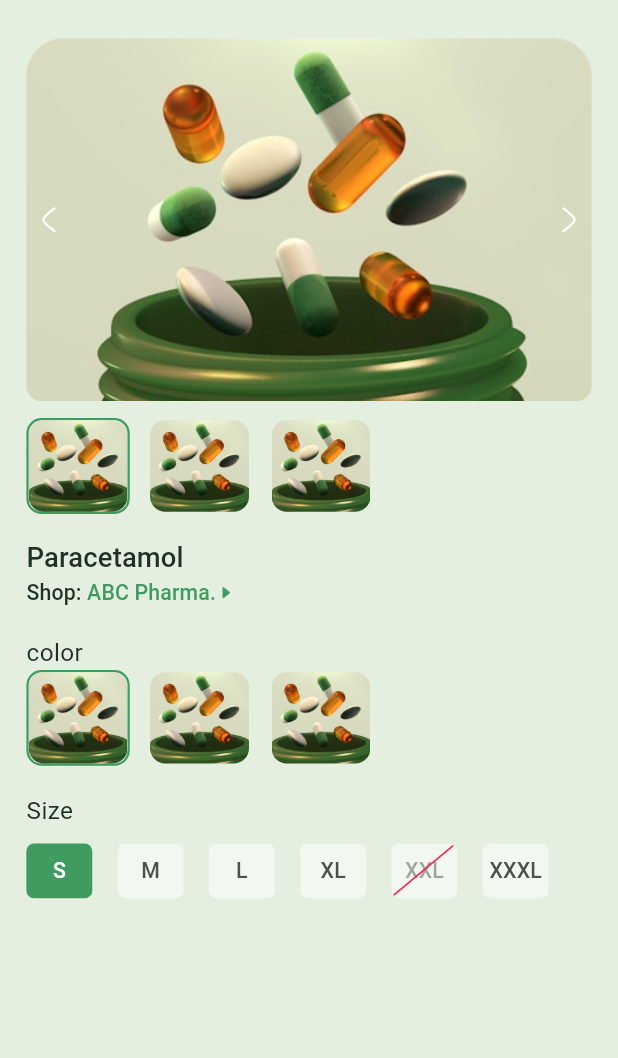
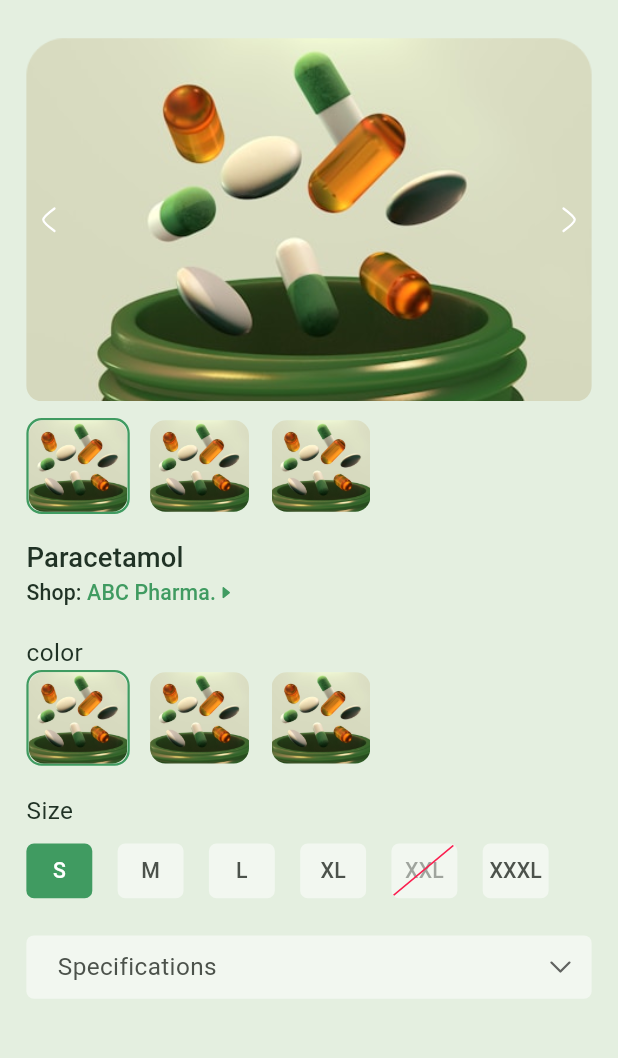
Before and after one commit to safridbhueyan/medical_Strore_App, a Flutter app: the screen it shows after launch, after a tap on "Paracetamol", on a phone screen of 412 x 824 dp, the part 101-1159 px from its top. Run offline on Flutter 3.47's test engine with Material 3 defaults, Android fonts, the phone set to English and light mode, and no system bars; our stand-ins replace connectivity_plus, flutter_screenutil, flutter_svg, fluttertoast, get, google_fonts and 1 more.

Commit message:
animated container

```diff
--- a/lib/core/constant/icons.dart
+++ b/lib/core/constant/icons.dart
@@ -13,4 +13,6 @@ class AppIcons {
   static const String leftArrow = '$iconPath/arrow_left.svg';
   static const String rightArrow = '$iconPath/arrow_right.svg';
   static const String polygon = '$iconPath/Polygon.svg';
+  static const String up = '$iconPath/chevronUP.svg';
+  static const String down = '$iconPath/chevron-down.svg';
 }
--- /dev/null
+++ b/lib/src/features/product_details_screens/controller/expension_controller.dart
@@ -0,0 +1,9 @@
+import 'package:get/get.dart';
+
+class ExpensionController extends GetxController {
+  var isExpanded = false.obs;
+
+  void toggle() {
+    isExpanded.value = !isExpanded.value;
+  }
+}
--- a/lib/src/features/product_details_screens/view/product_details_screen.dart
+++ b/lib/src/features/product_details_screens/view/product_details_screen.dart
@@ -6,7 +6,7 @@ import 'package:medical_store_app/core/constant/icons.dart';
 import 'package:medical_store_app/core/constant/padding.dart';
 import 'package:medical_store_app/core/theme/theme_extension/app_colors.dart';
 import 'package:medical_store_app/src/features/product_details_screens/view/widgets/color_selection_tile.dart';
-import 'package:medical_store_app/src/features/product_details_screens/view/widgets/custom_size_tile.dart';
+import 'package:medical_store_app/src/features/product_details_screens/view/widgets/custom_expension_tile.dart';
 import 'package:medical_store_app/src/features/product_details_screens/view/widgets/row_images.dart';
 import 'package:medical_store_app/src/features/product_details_screens/view/widgets/row_size_tile.dart';
 import 'package:medical_store_app/src/features/product_details_screens/view/widgets/text_title.dart';
@@ -31,6 +31,10 @@ class ProductDetailsScreen extends StatelessWidget {
             SizedBox(height: 40.h),
             Appbar(title: "", onTap: () {}),
             SizedBox(height: 22.h),
+            Expanded(
+              child: SingleChildScrollView(
+                child: Column(
+                  children: [
                     ClipRRect(
                       borderRadius: BorderRadiusGeometry.circular(10.r),
                       child: Stack(
@@ -69,7 +73,9 @@ class ProductDetailsScreen extends StatelessWidget {
                       alignment: Alignment.centerLeft,
                       child: Text(
                         data.name,
-                style: style.titleSmall!.copyWith(color: AppColors.textColor),
+                        style: style.titleSmall!.copyWith(
+                          color: AppColors.textColor,
+                        ),
                       ),
                     ),
                     TextTitle(),
@@ -78,7 +84,9 @@ class ProductDetailsScreen extends StatelessWidget {
                       alignment: Alignment.centerLeft,
                       child: Text(
                         "color",
-                style: style.bodyMedium!.copyWith(color: AppColors.textColor),
+                        style: style.bodyMedium!.copyWith(
+                          color: AppColors.textColor,
+                        ),
                       ),
                     ),
                     ColorSelectionTile(id: id),
@@ -87,11 +95,21 @@ class ProductDetailsScreen extends StatelessWidget {
                       alignment: Alignment.centerLeft,
                       child: Text(
                         "Size",
-                style: style.bodyMedium!.copyWith(color: AppColors.textColor),
+                        style: style.bodyMedium!.copyWith(
+                          color: AppColors.textColor,
+                        ),
                       ),
                     ),
                     10.h.verticalSpace,
                     RowSizeTile(),
+                    24.h.verticalSpace,
+                    CustomExpensionTile(),
+
+                    SizedBox(height: 200.h),
+                  ],
+                ),
+              ),
+            ),
           ],
         ),
       ),
--- /dev/null
+++ b/lib/src/features/product_details_screens/view/widgets/custom_expension_tile.dart
@@ -0,0 +1,77 @@
+import 'package:flutter/material.dart';
+import 'package:flutter_screenutil/flutter_screenutil.dart';
+import 'package:flutter_svg/svg.dart';
+import 'package:get/get_core/src/get_main.dart';
+import 'package:get/get_instance/get_instance.dart';
+import 'package:get/get_state_manager/get_state_manager.dart';
+import 'package:medical_store_app/core/constant/icons.dart';
+import 'package:medical_store_app/core/theme/theme_extension/app_colors.dart';
+import 'package:medical_store_app/src/features/product_details_screens/controller/expension_controller.dart';
+
+class CustomExpensionTile extends StatelessWidget {
+  final ExpensionController controller = Get.put(ExpensionController());
+
+  CustomExpensionTile({super.key});
+
+  @override
+  Widget build(BuildContext context) {
+    final style = Theme.of(context).textTheme;
+    final isExpended = controller.isExpanded;
+    return Obx(
+      () => AnimatedSize(
+        duration: const Duration(milliseconds: 300),
+        curve: Curves.easeInOut,
+        child: GestureDetector(
+          onTap: () {
+            controller.toggle();
+          },
+          child: Container(
+            decoration: BoxDecoration(
+              borderRadius: BorderRadius.circular(5.r),
+              color: Colors.transparent,
+            ),
+            child: Column(
+              children: [
+                Container(
+                  padding: EdgeInsets.only(
+                    left: 19.w,
+                    right: 8.w,
+                    top: 9.h,
+                    bottom: 9.h,
+                  ),
+                  decoration: BoxDecoration(
+                    borderRadius: BorderRadius.circular(5.r),
+                    color: AppColors.onSurface.withValues(alpha: 0.5),
+                  ),
+                  child: Row(
+                    children: [
+                      Text(
+                        "Specifications",
+                        style: style.bodyMedium!.copyWith(
+                          color: AppColors.subTextColor,
+                        ),
+                      ),
+                      Spacer(),
+                      isExpended == true
+                          ? SvgPicture.asset(AppIcons.up)
+                          : SvgPicture.asset(AppIcons.down),
+                    ],
+                  ),
+                ),
+
+                if (controller.isExpanded.value) ...[
+                  Text(
+                    "• Composition: Paracetamol 500mg",
+                    style: style.bodySmall,
+                  ),
+                  Text("• Manufacturer: XYZ Pharma", style: style.bodySmall),
+                  Text("• Expiry Date: 2026-01", style: style.bodySmall),
+                ],
+              ],
+            ),
+          ),
+        ),
+      ),
+    );
+  }
+}
```
Also changed, not shown: assets/icons/chevron-down.svg (added), assets/icons/chevronUP.svg (added). Lines whose indentation alone changed are shown as unchanged.
